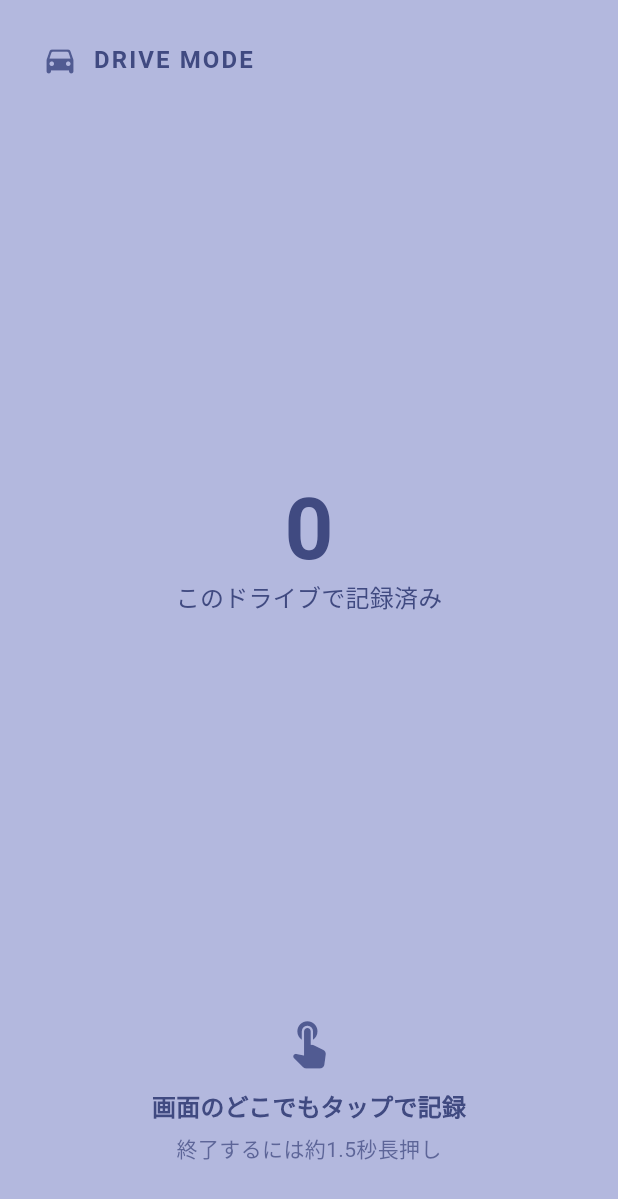
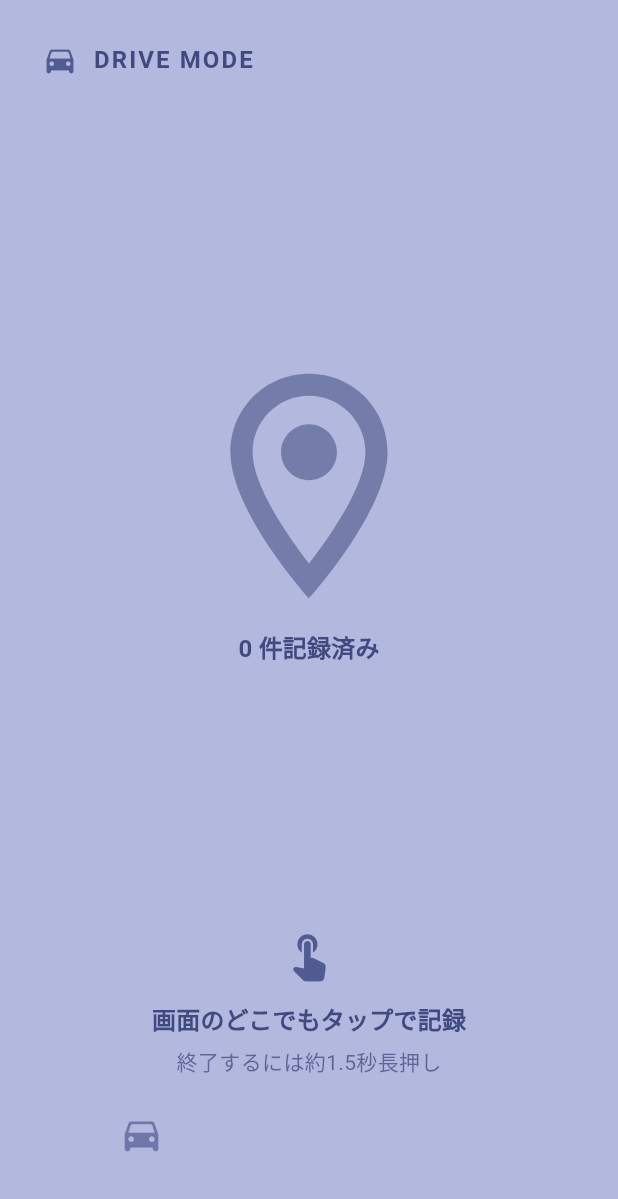
Before and after one commit to tofu575/tappin, a Flutter app: the DriveModePage screen opened directly, on a phone screen of 412 x 824 dp. Shown: the top 1199 px of the screen. Run offline on Flutter 3.47's test engine with Material 3 defaults, Android fonts, the light colour scheme and no system bars; our stand-ins replace flutter_dotenv, flutter_hooks, flutter_map, flutter_riverpod, geocoding, geolocator and 4 more; missing offline and left inert: flutter_map_marker_cluster, flutter_map_tile_caching; accounts and stored records are empty.

Commit message:
add sleep regection

```diff
--- a/lib/domain/interactor/interactor.dart
+++ b/lib/domain/interactor/interactor.dart
@@ -63,6 +63,9 @@ class Interactor {
   /// 現在地を取得してPinを保存し、成功ハプティクスを開始する。
   Future<Pin?> recordCurrentLocation() => _recordCurrentLocation(this);
 
+  /// 記録失敗を示す触覚フィードバックを開始する。
+  void playRecordFailure() => _hapticGateway.playRecordFailure();
+
   /// [id]のPinを削除する。
   Future<void> deletePin(int id) => _deletePin(this, id);
 
--- a/lib/domain/services/haptic_gateway.dart
+++ b/lib/domain/services/haptic_gateway.dart
@@ -2,4 +2,7 @@
 abstract interface class HapticGateway {
   /// 記録成功を示す短い触覚フィードバックを開始する。
   void playRecordSuccess();
+
+  /// 記録失敗を成功と区別する短い触覚フィードバックを開始する。
+  void playRecordFailure();
 }
--- /dev/null
+++ b/lib/domain/services/screen_awake_gateway.dart
@@ -0,0 +1,8 @@
+/// Drive mode中の画面スリープ防止状態を端末へ反映する外部境界。
+abstract interface class ScreenAwakeGateway {
+  /// 画面の自動スリープを防止する。
+  Future<void> enable();
+
+  /// 画面の自動スリープ防止を解除する。
+  Future<void> disable();
+}
--- a/lib/gateway/device/flutter_haptic_gateway.dart
+++ b/lib/gateway/device/flutter_haptic_gateway.dart
@@ -12,4 +12,9 @@ class FlutterHapticGateway implements HapticGateway {
   void playRecordSuccess() {
     unawaited(HapticFeedback.mediumImpact());
   }
+
+  @override
+  void playRecordFailure() {
+    unawaited(HapticFeedback.vibrate());
+  }
 }
--- /dev/null
+++ b/lib/presentation/pages/drive_mode/components/drive_mode_car.dart
@@ -0,0 +1,65 @@
+import 'package:flutter/material.dart';
+
+const _lapDuration = Duration(seconds: 6);
+
+/// Drive mode中、画面下部を穏やかに横切り続ける車を表示する。
+class DriveModeCar extends StatefulWidget {
+  const DriveModeCar({super.key});
+
+  @override
+  State<DriveModeCar> createState() => _DriveModeCarState();
+}
+
+class _DriveModeCarState extends State<DriveModeCar>
+    with SingleTickerProviderStateMixin {
+  late final AnimationController _controller;
+
+  @override
+  void initState() {
+    super.initState();
+    _controller = AnimationController(vsync: this, duration: _lapDuration)
+      ..repeat();
+  }
+
+  @override
+  void dispose() {
+    _controller.dispose();
+    super.dispose();
+  }
+
+  @override
+  Widget build(BuildContext context) {
+    final colorScheme = Theme.of(context).colorScheme;
+    return SizedBox(
+      key: const Key('drive-mode-car'),
+      height: 40,
+      width: double.infinity,
+      child: LayoutBuilder(
+        builder: (context, constraints) => AnimatedBuilder(
+          animation: _controller,
+          builder: (context, child) {
+            final progress = Curves.easeInOut.transform(_controller.value);
+            final horizontal = -40 + ((constraints.maxWidth + 80) * progress);
+            final opacity = progress < 0.08
+                ? progress / 0.08
+                : progress > 0.92
+                ? (1 - progress) / 0.08
+                : 1.0;
+            return Transform.translate(
+              offset: Offset(horizontal, 0),
+              child: Align(
+                alignment: Alignment.centerLeft,
+                child: Opacity(opacity: opacity.clamp(0, 1), child: child),
+              ),
+            );
+          },
+          child: Icon(
+            Icons.directions_car_rounded,
+            size: 30,
+            color: colorScheme.primary.withValues(alpha: 0.7),
+          ),
+        ),
+      ),
+    );
+  }
+}
--- /dev/null
+++ b/lib/presentation/pages/drive_mode/components/recording_pin_indicator.dart
@@ -0,0 +1,42 @@
+import 'package:flutter/material.dart';
+
+/// [progress]に合わせてロケーションピンを下から上へ塗りつぶす。
+class RecordingPinIndicator extends StatelessWidget {
+  const RecordingPinIndicator({super.key, required this.progress});
+
+  final Animation<double> progress;
+
+  @override
+  Widget build(BuildContext context) {
+    final colorScheme = Theme.of(context).colorScheme;
+    return AnimatedBuilder(
+      key: const Key('recording-pin-indicator'),
+      animation: progress,
+      builder: (context, _) => SizedBox.square(
+        dimension: 190,
+        child: Stack(
+          alignment: Alignment.center,
+          children: [
+            Icon(
+              Icons.location_on_outlined,
+              size: 180,
+              color: colorScheme.onPrimaryContainer.withValues(alpha: 0.55),
+            ),
+            ClipRect(
+              child: Align(
+                alignment: Alignment.bottomCenter,
+                heightFactor: progress.value,
+                child: Icon(
+                  Icons.location_on,
+                  key: const Key('recording-pin-fill'),
+                  size: 180,
+                  color: colorScheme.primary,
+                ),
+              ),
+            ),
+          ],
+        ),
+      ),
+    );
+  }
+}
--- a/lib/presentation/pages/drive_mode/drive_mode_page.dart
+++ b/lib/presentation/pages/drive_mode/drive_mode_page.dart
@@ -3,14 +3,20 @@ import 'dart:async';
 import 'package:flutter/material.dart';
 import 'package:flutter_riverpod/flutter_riverpod.dart';
 
+import 'package:tappin/domain/services/screen_awake_gateway.dart';
+import 'package:tappin/presentation/pages/drive_mode/components/drive_mode_car.dart';
+import 'package:tappin/presentation/pages/drive_mode/components/recording_pin_indicator.dart';
 import 'package:tappin/presentation/pages/drive_mode/drive_mode_transition_page.dart';
 import 'package:tappin/presentation/pages/drive_mode/drive_transition_direction.dart';
 import 'package:tappin/presentation/providers/recording_provider.dart';
+import 'package:tappin/presentation/providers/screen_awake_provider.dart';
 import 'package:tappin/presentation/widgets/record_action.dart';
 import 'package:tappin/presentation/widgets/record_feedback.dart';
 import 'package:tappin/presentation/widgets/record_feedback_controller.dart';
 
 const _exitProgressDuration = Duration(seconds: 1);
+const _minimumPinFillDuration = Duration(milliseconds: 250);
+const _completedPinHoldDuration = Duration(milliseconds: 100);
 
 /// 画面全体のタップで記録し、約1.5秒の長押しで安全に終了するDrive mode画面。
 class DriveModePage extends ConsumerStatefulWidget {
@@ -21,9 +27,11 @@ class DriveModePage extends ConsumerStatefulWidget {
 }
 
 class _DriveModePageState extends ConsumerState<DriveModePage>
-    with SingleTickerProviderStateMixin {
+    with TickerProviderStateMixin, WidgetsBindingObserver {
   final _feedbackController = RecordFeedbackController();
   late final AnimationController _exitProgressController;
+  late final AnimationController _pinProgressController;
+  late final ScreenAwakeGateway _screenAwakeGateway;
   int _recordCount = 0;
   bool _isHolding = false;
   bool _isExiting = false;
@@ -31,10 +39,31 @@ class _DriveModePageState extends ConsumerState<DriveModePage>
   @override
   void initState() {
     super.initState();
+    WidgetsBinding.instance.addObserver(this);
+    _screenAwakeGateway = ref.read(screenAwakeProvider);
     _exitProgressController = AnimationController(
       vsync: this,
       duration: _exitProgressDuration,
     )..addStatusListener(_handleExitProgress);
+    _pinProgressController = AnimationController(
+      vsync: this,
+      duration: _minimumPinFillDuration,
+    );
+    unawaited(_screenAwakeGateway.enable());
+  }
+
+  /// バックグラウンド中は解除し、Drive modeへ復帰した場合だけ再度有効化する。
+  @override
+  void didChangeAppLifecycleState(AppLifecycleState state) {
+    switch (state) {
+      case AppLifecycleState.resumed:
+        unawaited(_screenAwakeGateway.enable());
+      case AppLifecycleState.inactive:
+      case AppLifecycleState.hidden:
+      case AppLifecycleState.paused:
+      case AppLifecycleState.detached:
+        unawaited(_screenAwakeGateway.disable());
+    }
   }
 
   void _handleExitProgress(AnimationStatus status) {
@@ -53,14 +82,41 @@ class _DriveModePageState extends ConsumerState<DriveModePage>
   }
 
   Future<void> _record() async {
+    final minimumFill = Future<void>.delayed(_minimumPinFillDuration);
+    unawaited(
+      _pinProgressController.animateTo(
+        0.82,
+        duration: _minimumPinFillDuration,
+        curve: Curves.easeOut,
+      ),
+    );
+    var succeeded = false;
     await performRecordAction(
       context: context,
       ref: ref,
       feedbackController: _feedbackController,
       onSuccess: (_) {
+        succeeded = true;
         if (mounted) setState(() => _recordCount++);
       },
     );
+    await minimumFill;
+    if (!mounted) return;
+    if (!succeeded) {
+      await _pinProgressController.animateBack(
+        0,
+        duration: const Duration(milliseconds: 120),
+      );
+      return;
+    }
+
+    await _pinProgressController.animateTo(
+      1,
+      duration: const Duration(milliseconds: 30),
+      curve: Curves.easeOut,
+    );
+    await Future<void>.delayed(_completedPinHoldDuration);
+    if (mounted) _pinProgressController.value = 0;
   }
 
   void _startExitHold(LongPressStartDetails _) {
@@ -79,9 +135,12 @@ class _DriveModePageState extends ConsumerState<DriveModePage>
 
   @override
   void dispose() {
+    WidgetsBinding.instance.removeObserver(this);
+    unawaited(_screenAwakeGateway.disable());
     _exitProgressController
       ..removeStatusListener(_handleExitProgress)
       ..dispose();
+    _pinProgressController.dispose();
     super.dispose();
   }
 
@@ -129,31 +188,17 @@ class _DriveModePageState extends ConsumerState<DriveModePage>
                         ],
                       ),
                       const Spacer(),
+                      RecordingPinIndicator(progress: _pinProgressController),
                       AnimatedSwitcher(
                         duration: const Duration(milliseconds: 180),
-                        child: isRecording
-                            ? CircularProgressIndicator(
-                                key: const Key('drive-recording-progress'),
-                                color: colorScheme.primary,
-                              )
-                            : Column(
-                                key: ValueKey(_recordCount),
-                                children: [
-                                  Text(
-                                    '$_recordCount',
-                                    style: textTheme.displayLarge?.copyWith(
-                                      color: colorScheme.onPrimaryContainer,
-                                      fontWeight: FontWeight.bold,
-                                    ),
-                                  ),
-                                  Text(
-                                    'このドライブで記録済み',
-                                    style: textTheme.titleMedium?.copyWith(
-                                      color: colorScheme.onPrimaryContainer,
-                                    ),
-                                  ),
-                                ],
-                              ),
+                        child: Text(
+                          '$_recordCount 件記録済み',
+                          key: ValueKey(_recordCount),
+                          style: textTheme.titleMedium?.copyWith(
+                            color: colorScheme.onPrimaryContainer,
+                            fontWeight: FontWeight.w600,
+                          ),
+                        ),
                       ),
                       const Spacer(),
                       if (_isHolding)
@@ -203,6 +248,8 @@ class _DriveModePageState extends ConsumerState<DriveModePage>
                             ),
                           ],
                         ),
+                      const SizedBox(height: 18),
+                      const DriveModeCar(),
                       const SizedBox(height: 20),
                     ],
                   ),
--- a/lib/presentation/widgets/record_action.dart
+++ b/lib/presentation/widgets/record_action.dart
@@ -35,6 +35,8 @@ Future<void> performRecordAction({
     ).showSnackBar(const SnackBar(content: Text(_recordSuccessMessage)));
   } on LocationPermissionPermanentlyDeniedException {
     if (!context.mounted) return;
+    feedbackController.showFailure();
+    ref.read(interactorProvider).playRecordFailure();
     await showDialog<void>(
       context: context,
       builder: (dialogContext) => AlertDialog(
@@ -57,11 +59,15 @@ Future<void> performRecordAction({
     );
   } on LocationPermissionDeniedException {
     if (!context.mounted) return;
+    feedbackController.showFailure();
+    ref.read(interactorProvider).playRecordFailure();
     ScaffoldMessenger.of(
       context,
     ).showSnackBar(const SnackBar(content: Text(_permissionDeniedMessage)));
   } catch (error) {
     if (!context.mounted) return;
+    feedbackController.showFailure();
+    ref.read(interactorProvider).playRecordFailure();
     ScaffoldMessenger.of(
       context,
     ).showSnackBar(SnackBar(content: Text('$_recordErrorPrefix$error')));
--- a/lib/presentation/widgets/record_feedback.dart
+++ b/lib/presentation/widgets/record_feedback.dart
@@ -4,7 +4,7 @@ import 'package:flutter/material.dart';
 
 import 'package:tappin/presentation/widgets/record_feedback_controller.dart';
 
-/// [child]全体を覆う成功色フラッシュを[controller]から再生するWidget。
+/// [child]全体を覆う記録結果色フラッシュを[controller]から再生するWidget。
 class RecordFeedback extends StatefulWidget {
   const RecordFeedback({
     super.key,
@@ -25,6 +25,7 @@ class _RecordFeedbackState extends State<RecordFeedback>
 
   late final AnimationController _animationController;
   late final Animation<double> _opacity;
+  bool _isFailure = false;
 
   @override
   void initState() {
@@ -37,25 +38,31 @@ class _RecordFeedbackState extends State<RecordFeedback>
       TweenSequenceItem(tween: ConstantTween<double>(0.3), weight: 37.5),
       TweenSequenceItem(tween: Tween<double>(begin: 0.3, end: 0), weight: 62.5),
     ]).animate(_animationController);
-    widget.controller.attach(_showFlash);
+    widget.controller.attach(_showSuccessFlash, _showFailureFlash);
   }
 
   @override
   void didUpdateWidget(covariant RecordFeedback oldWidget) {
     super.didUpdateWidget(oldWidget);
     if (oldWidget.controller != widget.controller) {
-      oldWidget.controller.detach(_showFlash);
-      widget.controller.attach(_showFlash);
+      oldWidget.controller.detach(_showSuccessFlash, _showFailureFlash);
+      widget.controller.attach(_showSuccessFlash, _showFailureFlash);
     }
   }
 
-  void _showFlash() {
+  void _showSuccessFlash() {
+    setState(() => _isFailure = false);
+    unawaited(_animationController.forward(from: 0));
+  }
+
+  void _showFailureFlash() {
+    setState(() => _isFailure = true);
     unawaited(_animationController.forward(from: 0));
   }
 
   @override
   void dispose() {
-    widget.controller.detach(_showFlash);
+    widget.controller.detach(_showSuccessFlash, _showFailureFlash);
     _animationController.dispose();
     super.dispose();
   }
@@ -71,7 +78,9 @@ class _RecordFeedbackState extends State<RecordFeedback>
             opacity: _opacity,
             child: ColoredBox(
               key: const Key('record-feedback-flash'),
-              color: Theme.of(context).colorScheme.primary,
+              color: _isFailure
+                  ? Theme.of(context).colorScheme.error
+                  : Theme.of(context).colorScheme.primary,
             ),
           ),
         ),
--- a/pubspec.yaml
+++ b/pubspec.yaml
@@ -48,6 +48,7 @@ dependencies:
   flutter_map_marker_cluster: ^1.3.2
   flutter_map_tile_caching: ^10.0.0
   flutter_dotenv: ^5.2.1
+  wakelock_plus: ^1.7.0
 
 dev_dependencies:
   flutter_test:
```
Also changed, not shown: lib/gateway/device/wakelock_screen_awake_gateway.dart (added, +13 -0 lines), lib/main.dart (+8 -1 lines), lib/presentation/pages/home/components/drive_mode_entry.dart (+15 -3 lines), lib/presentation/providers/screen_awake_provider.dart (added, +8 -0 lines), lib/presentation/widgets/record_feedback_controller.dart (+11 -3 lines), pubspec.lock, 5 other files.
